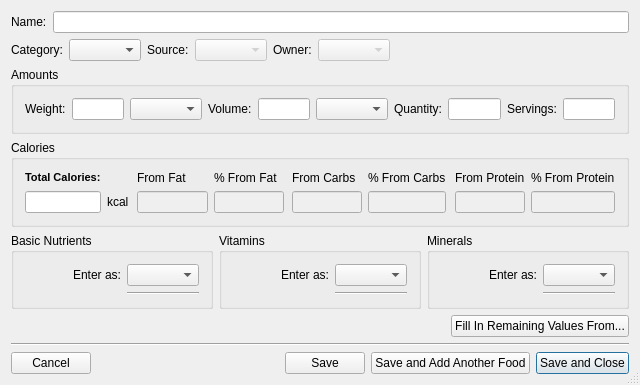
Old version of the form src/edit_food.ui in the repository tylermchenry/nutrition_tracker.
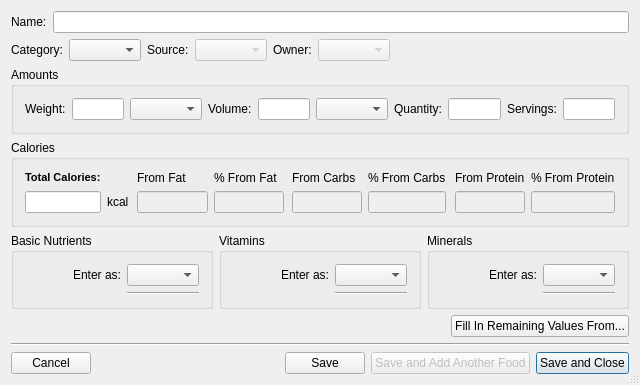
New version of the form.

Commit message: Disable non-functional widgets

What changed in the file:
```diff
--- a/src/edit_food.ui
+++ b/src/edit_food.ui
@@ -506,6 +506,9 @@
      </item>
      <item>
       <widget class="QPushButton" name="btnSaveAndAdd">
+       <property name="enabled">
+        <bool>false</bool>
+       </property>
        <property name="text">
         <string>Save and Add Another Food</string>
        </property>
```
The commit also changes 3 other files.
